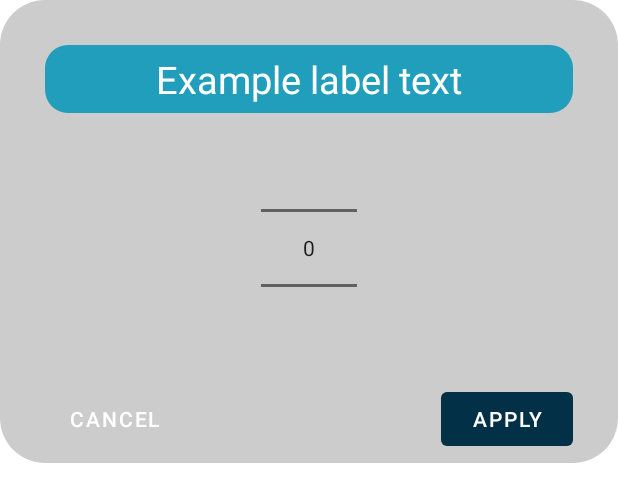
After one commit to krisisurf/Hyperlapse-Robot, an Android app: the layout number_input_popup.xml on its own in the app's theme, with its tools: preview values and no code run, on a phone screen of 412 x 824 dp. The commit adds this screen. Shown: the top 502 px of the screen. Run offline under Robolectric (Android 15) with nearby library versions, the phone set to English and light mode, and no system bars.

Commit message:
number_input_popup.xml

```diff
--- a/frontend/Hyperlapse_Robot_Mobile_Controller/app/src/main/res/layout/activity_configure_connection.xml
+++ b/frontend/Hyperlapse_Robot_Mobile_Controller/app/src/main/res/layout/activity_configure_connection.xml
@@ -130,7 +130,7 @@
                 android:layout_height="wrap_content"
                 android:layout_marginHorizontal="10dp"
                 android:layout_weight="1"
-                android:text="@string/button_cancle" />
+                android:text="@string/button_cancel" />
 
             <Button
                 android:id="@+id/btn_apply"
--- a/frontend/Hyperlapse_Robot_Mobile_Controller/app/src/main/res/layout/activity_create_rule.xml
+++ b/frontend/Hyperlapse_Robot_Mobile_Controller/app/src/main/res/layout/activity_create_rule.xml
@@ -262,7 +262,7 @@
                 android:layout_height="wrap_content"
                 android:layout_marginHorizontal="10dp"
                 android:layout_weight="1"
-                android:text="@string/button_cancle"
+                android:text="@string/button_cancel"
                 tools:ignore="ButtonStyle" />
 
             <Button
--- /dev/null
+++ b/frontend/Hyperlapse_Robot_Mobile_Controller/app/src/main/res/layout/number_input_popup.xml
@@ -0,0 +1,50 @@
+<?xml version="1.0" encoding="utf-8"?>
+<RelativeLayout xmlns:android="http://schemas.android.com/apk/res/android"
+    android:layout_width="match_parent"
+    android:layout_height="wrap_content"
+    android:background="@drawable/rounded_corner_gray"
+    android:paddingHorizontal="30dp"
+    android:paddingTop="30dp"
+    android:paddingBottom="5dp">
+
+
+    <TextView
+        android:id="@+id/label"
+        android:layout_width="match_parent"
+        android:layout_height="wrap_content"
+        android:layout_alignParentTop="true"
+        android:layout_centerHorizontal="true"
+        android:background="@drawable/rounded_corner_blue_500_small_radius"
+        android:labelFor="@id/numberPicker"
+        android:padding="5dp"
+        android:text="@string/example_text"
+        android:textAlignment="center"
+        android:textColor="@color/white"
+        android:textSize="25sp" />
+
+    <NumberPicker
+        android:id="@+id/numberPicker"
+        android:layout_width="wrap_content"
+        android:layout_height="wrap_content"
+        android:layout_below="@id/label"
+        android:layout_centerHorizontal="true"
+        android:outlineAmbientShadowColor="@color/blue_500" />
+
+    <Button
+        android:id="@+id/btnCancel"
+        android:layout_width="wrap_content"
+        android:layout_height="wrap_content"
+        android:layout_below="@id/numberPicker"
+        android:layout_alignParentStart="true"
+        android:backgroundTint="@android:color/transparent"
+        android:text="@string/button_cancel" />
+
+    <Button
+        android:id="@+id/btnApply"
+        android:layout_width="wrap_content"
+        android:layout_height="wrap_content"
+        android:layout_below="@id/numberPicker"
+        android:layout_alignParentEnd="true"
+        android:text="@string/button_apply" />
+
+</RelativeLayout>
--- a/frontend/Hyperlapse_Robot_Mobile_Controller/app/src/main/res/values/strings.xml
+++ b/frontend/Hyperlapse_Robot_Mobile_Controller/app/src/main/res/values/strings.xml
@@ -10,7 +10,7 @@
 
     <string name="title_create_rule_activity">Create a new rule</string>
 
-    <string name="button_cancle">cancle</string>
+    <string name="button_cancel">cancel</string>
     <string name="button_apply">apply</string>
 
     <string name="label_rule_number">Rule №%1$s</string>
@@ -34,4 +34,5 @@
     <string name="btn_add_rules">Add a rule</string>
     <!-- TODO: Remove or change this placeholder text -->
     <string name="hello_blank_fragment">Hello blank fragment</string>
+    <string name="example_text">Example label text</string>
 </resources>
```
